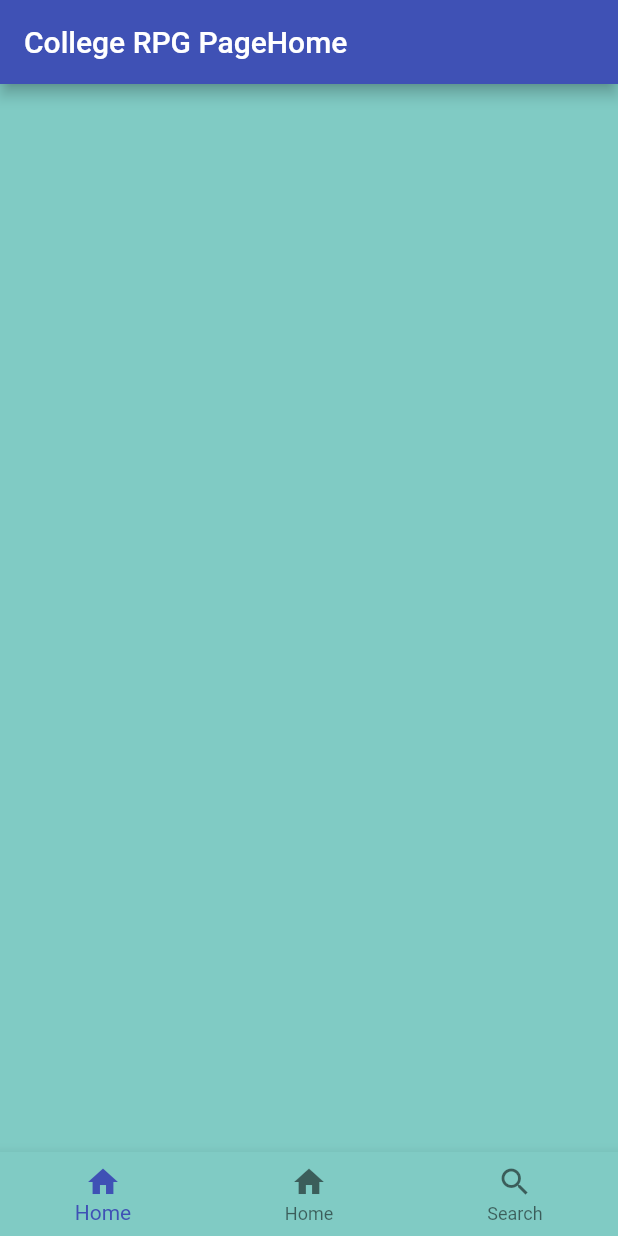
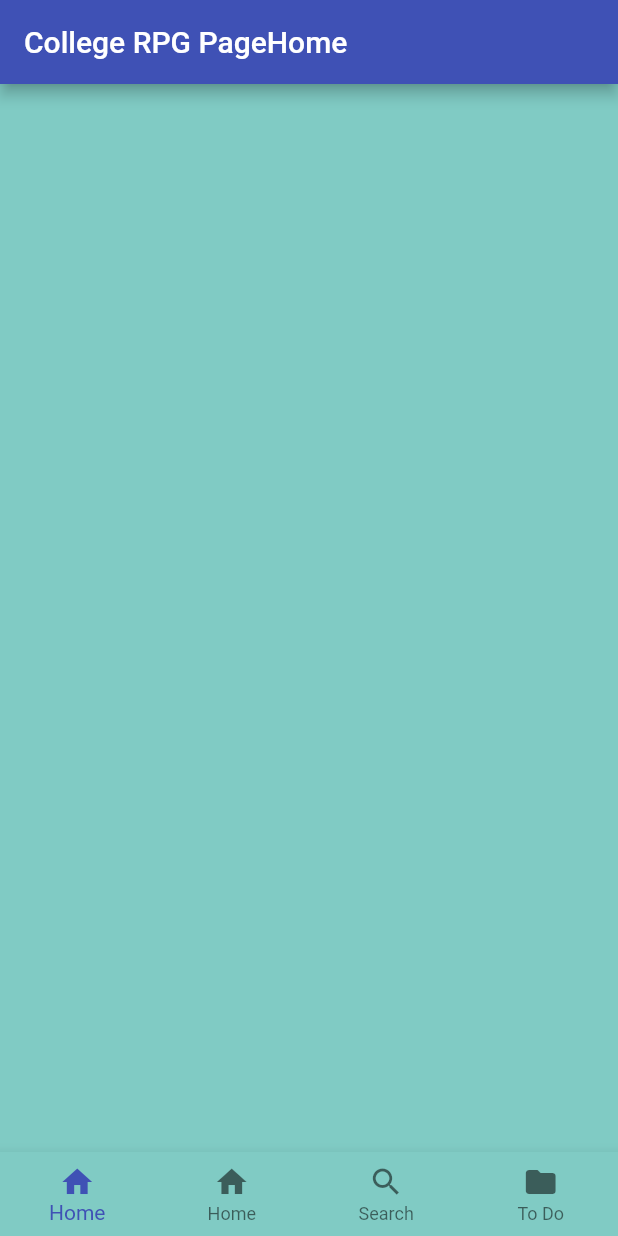
Before and after one commit to judebattista/PineCodes2019, a Flutter app: the screen it shows after launch, on a phone screen of 412 x 824 dp. Run offline on Flutter 3.47's test engine with Material 2 defaults, Android fonts, the light colour scheme and no system bars; statements that could not run were skipped.

Commit message:
Started on the main checklist window.

```diff
--- a/lib/main.dart
+++ b/lib/main.dart
@@ -4,6 +4,7 @@ import 'CreateTasks.dart';
 import 'Searchpage.dart';
 import 'package:flutter/services.dart';
 import 'PageHome.dart';
+import 'ChecklistMain.dart';
 
 void main() => runApp(ChinchillaChecklist());
 
@@ -87,6 +88,9 @@ class _MyHomePageState extends State<MyHomePage> {
               icon: new Icon(Icons.search),
               title: new Text('Search'),
             ),
+            BottomNavigationBarItem(
+            icon: new Icon(Icons.folder),
+            title: new Text('To Do')
           ]),
     );
   }
```
Also changed, not shown: lib/ChecklistMain.dart (added, +19 -0 lines).
